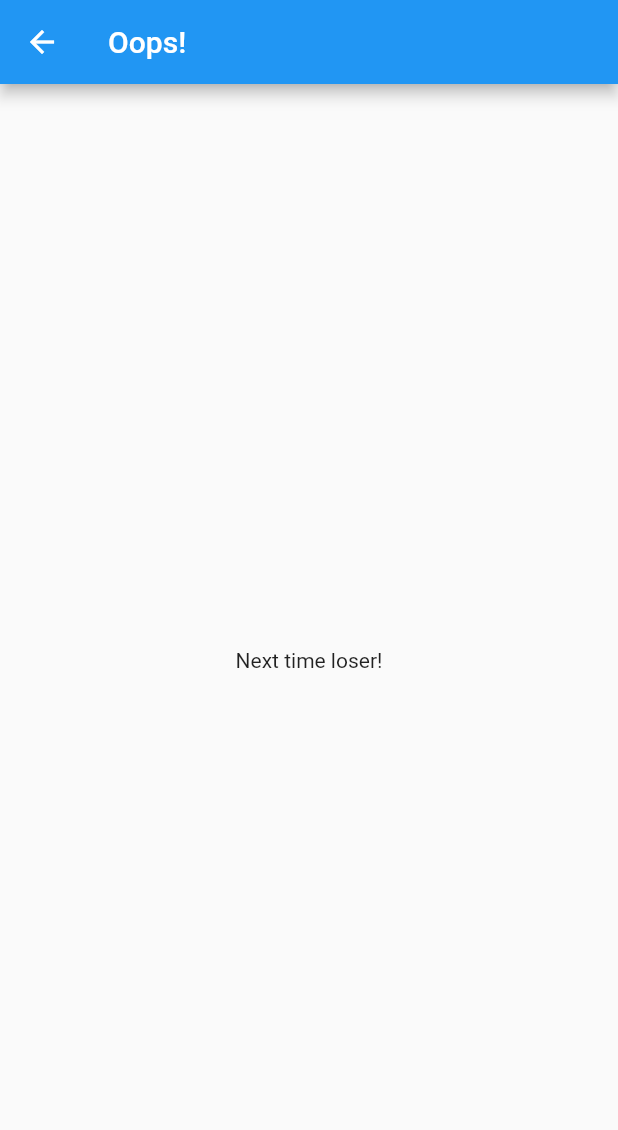
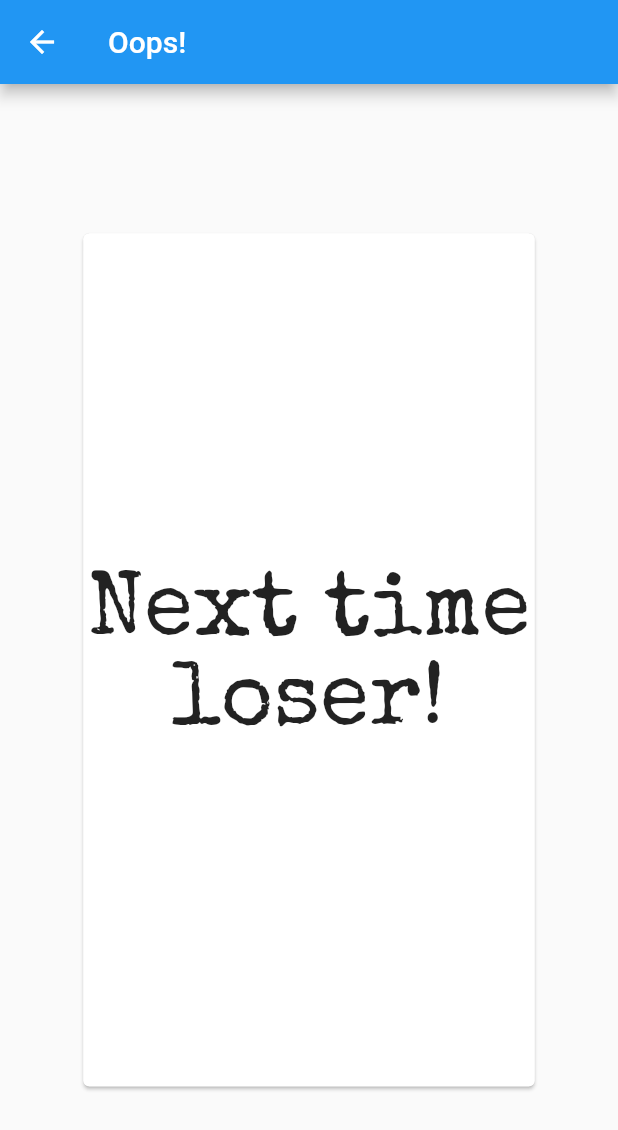
Before and after one commit to hetkpatel/James-Bond, a Flutter app: the WinningScreen screen opened directly with empty values, on a phone screen of 412 x 824 dp. Shown: the top 1130 px of the screen. Run offline on Flutter 3.47's test engine with Material 2 defaults, Android fonts, the phone set to English and light mode, and no system bars; our stand-ins replace confetti, dotted_border, firebase_database, flutter_svg, pin_code_fields; missing offline and left inert: connectivity_wrapper, vibrate; accounts and stored records are empty.

Commit message:
Update WinningScreen

```diff
--- a/lib/main.dart
+++ b/lib/main.dart
@@ -26,6 +26,7 @@ class JamesBond extends StatelessWidget {
         ),
         darkTheme: ThemeData.dark(),
         home: Welcome(),
+//        home: TempWin(),
         routes: <String, WidgetBuilder>{
           "/NewRoom": (BuildContext context) => new NewRoom(),
           "/JoinRoom": (BuildContext context) => new JoinRoom(),
--- a/lib/winningScreen.dart
+++ b/lib/winningScreen.dart
@@ -1,17 +1,118 @@
+import 'dart:math';
+import 'package:confetti/confetti.dart';
 import 'package:flutter/material.dart';
 
-class WinningScreen extends StatelessWidget {
+class WinningScreen extends StatefulWidget {
+  @override
+  _WinningScreenState createState() => _WinningScreenState();
+}
+
+class _WinningScreenState extends State<WinningScreen> {
+  ConfettiController controller =
+      ConfettiController(duration: Duration(seconds: 5));
+  final List<Color> colors = [
+    Color.fromRGBO(168, 100, 253, 1.0),
+    Color.fromRGBO(41, 205, 255, 1.0),
+    Color.fromRGBO(120, 255, 68, 1.0),
+    Color.fromRGBO(255, 113, 141, 1.0),
+    Color.fromRGBO(253, 255, 106, 1.0)
+  ];
+
+  @override
+  void initState() {
+    super.initState();
+    controller.play();
+  }
+
+  @override
+  void dispose() {
+    super.dispose();
+    controller.dispose();
+  }
+
+  format(Duration d) => d.toString().split('.').first.padLeft(8, "0");
+
+  Widget win(Size size, Duration time) {
+    return Stack(
+      children: <Widget>[
+        Align(
+          alignment: Alignment.topLeft,
+          child: ConfettiWidget(
+            confettiController: controller,
+            blastDirection: pi / 4,
+            shouldLoop: true,
+            colors: colors,
+          ),
+        ),
+        Align(
+          alignment: Alignment.topRight,
+          child: ConfettiWidget(
+            confettiController: controller,
+            blastDirection: 3 * pi / 4,
+            shouldLoop: true,
+            colors: colors,
+          ),
+        ),
+        Align(
+          alignment: Alignment.center,
+          child: SizedBox(
+            height: size.height * .70,
+            width: size.width * .75,
+            child: Card(
+              child: Padding(
+                padding: const EdgeInsets.all(16.0),
+                child: Column(
+                  mainAxisAlignment: MainAxisAlignment.center,
+                  children: <Widget>[
+                    Text(
+                      'You won!',
+                      style: TextStyle(
+                          fontFamily: "Special Elite", fontSize: 60.0),
+                    ),
+                    SizedBox(height: 20),
+                    Text(
+                      'You finished in\n${format(time)}',
+                      textAlign: TextAlign.center,
+                      style: TextStyle(
+                          fontFamily: "Special Elite", fontSize: 24.0),
+                    ),
+                  ],
+                ),
+              ),
+            ),
+          ),
+        ),
+      ],
+    );
+  }
+
+  Widget lose(Size size) {
+    return SizedBox(
+      height: size.height * .70,
+      width: size.width * .75,
+      child: Card(
+        child: Center(
+          child: Text(
+            'Next time loser!',
+            textAlign: TextAlign.center,
+            style: TextStyle(fontFamily: "Special Elite", fontSize: 60.0),
+          ),
+        ),
+      ),
+    );
+  }
+
   @override
   Widget build(BuildContext context) {
     final WinningArgs args = ModalRoute.of(context).settings.arguments;
-    print("Winner: ${args.playerWon}");
+    Size size = MediaQuery.of(context).size;
 
     return Scaffold(
       appBar: AppBar(
         title: args.playerWon ? Text('Congratulations!') : Text('Oops!'),
       ),
       body: Center(
-        child: args.playerWon ? Text('You won!') : Text('Next time loser!'),
+        child: args.playerWon ? win(size, args.time) : lose(size),
       ),
     );
   }
@@ -19,6 +120,7 @@ class WinningScreen extends StatelessWidget {
 
 class WinningArgs {
   final bool playerWon;
+  final Duration time;
 
-  WinningArgs({this.playerWon});
+  WinningArgs({@required this.playerWon, this.time});
 }
--- a/pubspec.yaml
+++ b/pubspec.yaml
@@ -31,6 +31,7 @@ dependencies:
   vibrate: ^0.0.4
   pin_code_fields: ^2.3.0+3
   confetti: ^0.3.0
+  share: ^0.6.3+5
 
 dev_dependencies:
   flutter_test:
```
Also changed, not shown: lib/game.dart (+5 -3 lines), pubspec.lock, 1 other file.
